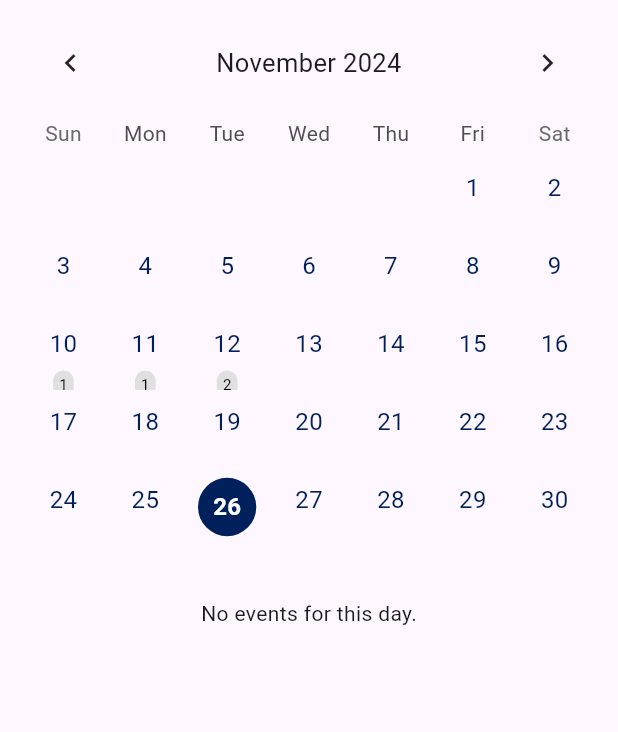
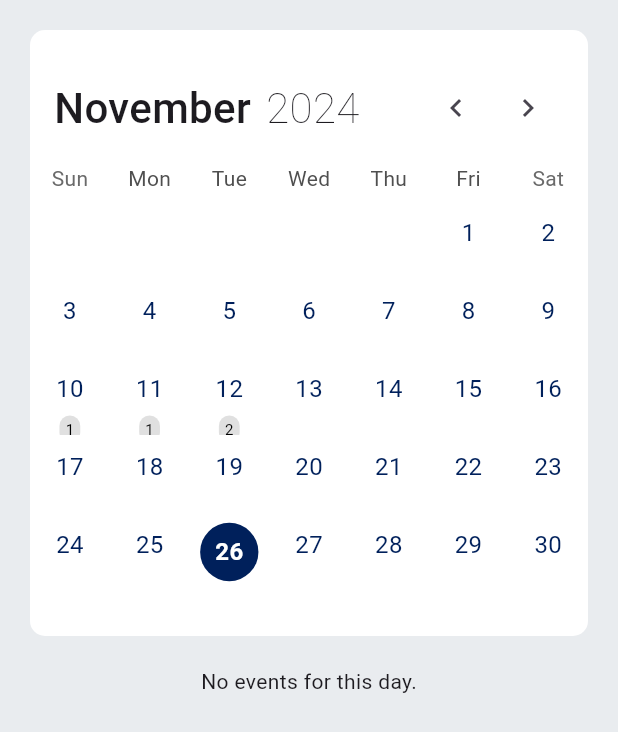
Before and after one commit to haaem/mY-Caly-flutter, a Flutter app: the CalendarPage screen opened by its route, on a phone screen of 412 x 824 dp. Shown: the top 732 px of the screen. Run offline on Flutter 3.47's test engine with Material 3 defaults, Android fonts, the phone set to English and light mode, and no system bars; drawn by our look-alikes of table_calendar; our stand-ins replace get, shared_preferences; accounts and stored records are empty; Roboto replaces fonts that are missing (SFProRegular).

Commit message:
Fix: 캘린더 UI 수정

```diff
--- a/lib/pages/calendar/calendar_page.dart
+++ b/lib/pages/calendar/calendar_page.dart
@@ -12,7 +12,6 @@ class CalendarPage extends StatefulWidget {
 }
 
 class _CalendarPageState extends State<CalendarPage> {
-  DateTime dt = DateTime.now();
   DateTime? _selectedDay;
   DateTime _focusedDay = DateTime.now();
 
@@ -31,19 +30,104 @@ class _CalendarPageState extends State<CalendarPage> {
     super.dispose();
   }
 
+  // for header customize
+  void _moveToPreviousMonth() {
+    setState(() {
+      _focusedDay = DateTime(
+        _focusedDay.year,
+        _focusedDay.month - 1,
+      );
+    });
+  }
+
+  void _moveToNextMonth() {
+    setState(() {
+      _focusedDay = DateTime(
+        _focusedDay.year,
+        _focusedDay.month + 1,
+      );
+    });
+  }
+
+  String _monthName(int month) {
+    const months = [
+      'January',
+      'February',
+      'March',
+      'April',
+      'May',
+      'June',
+      'July',
+      'August',
+      'September',
+      'October',
+      'November',
+      'December'
+    ];
+    return months[month - 1];
+  }
+
   @override
   Widget build(BuildContext context) {
     return SafeArea(
       child: Scaffold(
+        backgroundColor: backgroundColor,
         body: SingleChildScrollView(
+          child: Padding(
+            padding: const EdgeInsets.fromLTRB(20, 20, 20, 15),
             child: Column(
               children: [
-              Container(
-                padding: const EdgeInsets.fromLTRB(15, 10, 15, 15),
-                child: TableCalendar(
-                  focusedDay: dt,
-                  firstDay: DateTime(dt.year, 1, 1),
-                  lastDay: DateTime(dt.year, 12, 31),
+                ClipRRect(
+                  borderRadius: BorderRadius.circular(10),
+                  child: Container(
+                    color: Colors.white,
+                    child: Column(
+                      children: [
+                        SizedBox(height: 20,),
+                        // header
+                        Padding(
+                          padding: const EdgeInsets.symmetric(horizontal: 16.0, vertical: 8.0),
+                          child: Row(
+                            mainAxisAlignment: MainAxisAlignment.spaceBetween,
+                            children: [
+                              Row(
+                                children: [
+                                  Text(
+                                    _monthName(_focusedDay.month),
+                                    style: const TextStyle(
+                                      fontSize: 28,
+                                      fontWeight: FontWeight.w500,
+                                    ),
+                                  ),
+                                  const SizedBox(width: 10),
+                                  Text(
+                                    '${_focusedDay.year}',
+                                    style: const TextStyle(
+                                      fontSize: 28,
+                                      fontWeight: FontWeight.w200,
+                                    ),
+                                  ),
+                                ],
+                              ),
+                              Row(
+                                children: [
+                                  IconButton(
+                                    icon: const Icon(Icons.chevron_left),
+                                    onPressed: _moveToPreviousMonth,
+                                  ),
+                                  IconButton(
+                                    icon: const Icon(Icons.chevron_right),
+                                    onPressed: _moveToNextMonth,
+                                  ),
+                                ],
+                              ),
+                            ],
+                          ),
+                        ),
+                        TableCalendar(
+                          focusedDay: _focusedDay,
+                          firstDay: DateTime(_focusedDay.year, 1, 1),
+                          lastDay: DateTime(_focusedDay.year, 12, 31),
                           selectedDayPredicate: (day) {
                             return isSameDay(day, _selectedDay);
                           },
@@ -56,10 +140,7 @@ class _CalendarPageState extends State<CalendarPage> {
                           onPageChanged: (focusedDay) {
                             _focusedDay = focusedDay;
                           },
-                  headerStyle: const HeaderStyle(
-                    titleCentered: true,
-                    formatButtonVisible: false,
-                  ),
+                          headerVisible: false,
                           daysOfWeekHeight: 30,
                           calendarStyle: const CalendarStyle(
                             defaultTextStyle: TextStyle(color: primaryBlue),
@@ -192,6 +273,10 @@ class _CalendarPageState extends State<CalendarPage> {
                             },
                           ),
                         ),
+                        SizedBox(height: 30,)
+                      ],
+                    ),
+                  ),
                 ),
                 const SizedBox(height: 20),
                 _selectedDay != null && _getEventsForDay(_selectedDay!).isNotEmpty
@@ -214,6 +299,7 @@ class _CalendarPageState extends State<CalendarPage> {
             ),
           ),
         ),
+      ),
     );
   }
 }
```
Also changed, not shown: 1 other file. Lines whose indentation alone changed are shown as unchanged.
